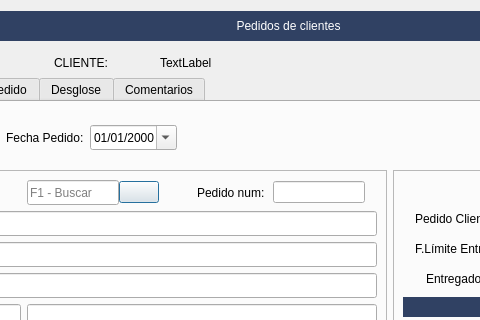
Above: Zona_Ventas/frmpedidos.ui from arcnexus/RedFoX before the change; both pictures show x 198 to 678 and y 0 to 320 of the 962 by 607 pixel window. Below: the same form after it.
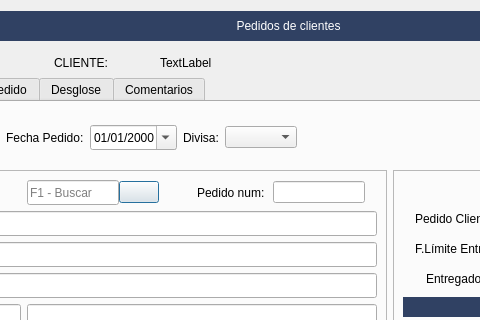
That is the form after the change. Icons and pictures are not drawn.

Commit message: Divisas en documentos ventas

Patch:
```diff
--- a/Zona_Ventas/frmpedidos.ui
+++ b/Zona_Ventas/frmpedidos.ui
@@ -153,6 +153,16 @@
                </property>
               </widget>
              </item>
+             <item>
+              <widget class="QLabel" name="label_17">
+               <property name="text">
+                <string>Divisa:</string>
+               </property>
+              </widget>
+             </item>
+             <item>
+              <widget class="QComboBox" name="cboDivisa"/>
+             </item>
              <item>
               <spacer name="horizontalSpacer">
                <property name="orientation">
```
The commit also changes 23 other files.
